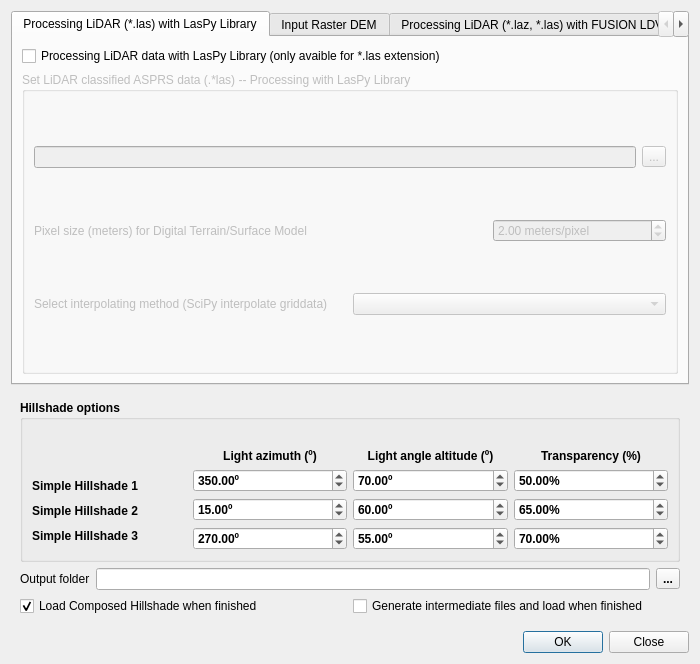
Before: the Qt Designer form batch_hillshader_dialog_base.ui in PANOimagen/batch_hillshader, drawn with Qt 5.
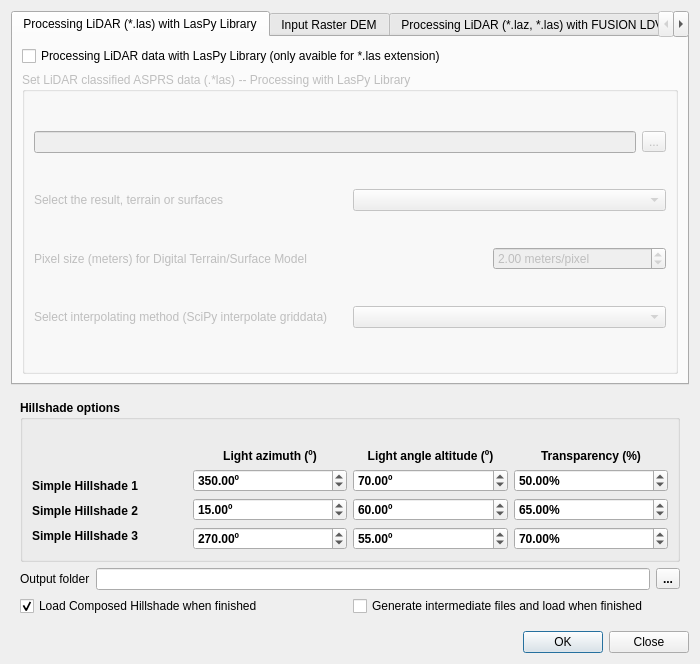
After: the same form once the commit is applied.

Commit message: Added Surfaces/Terrain ComboBox in LasPy proc

```diff
--- a/batch_hillshader_dialog_base.ui
+++ b/batch_hillshader_dialog_base.ui
@@ -756,6 +756,20 @@
             </item>
            </layout>
           </item>
+          <item row="1" column="0">
+           <layout class="QHBoxLayout" name="horizontalLayout_16">
+            <item>
+             <widget class="QLabel" name="label_11">
+              <property name="text">
+               <string>Select the result, terrain or surfaces</string>
+              </property>
+             </widget>
+            </item>
+            <item>
+             <widget class="QComboBox" name="surfaceTerrainComboBox"/>
+            </item>
+           </layout>
+          </item>
          </layout>
         </widget>
        </item>
```
